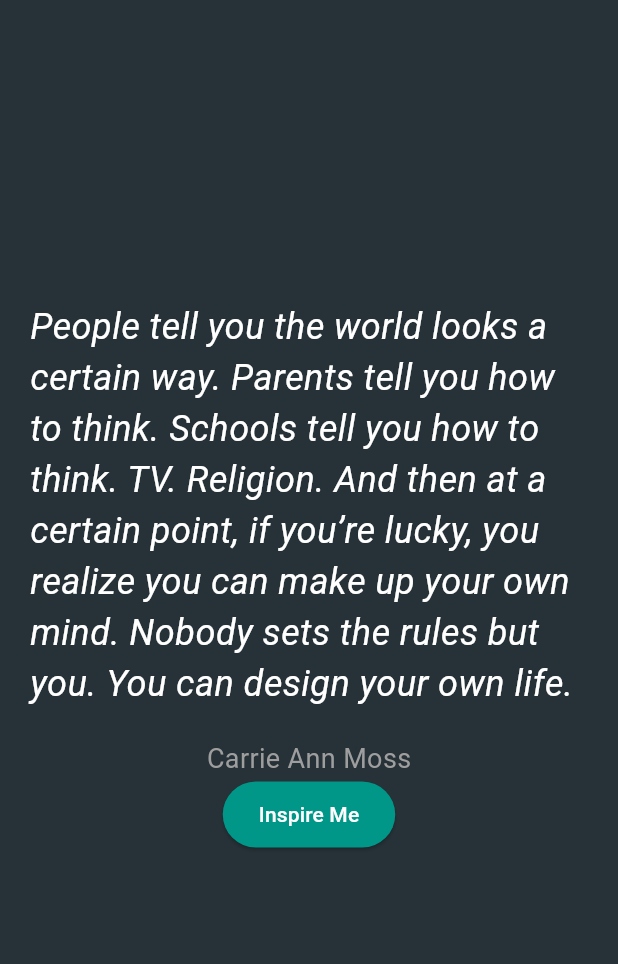
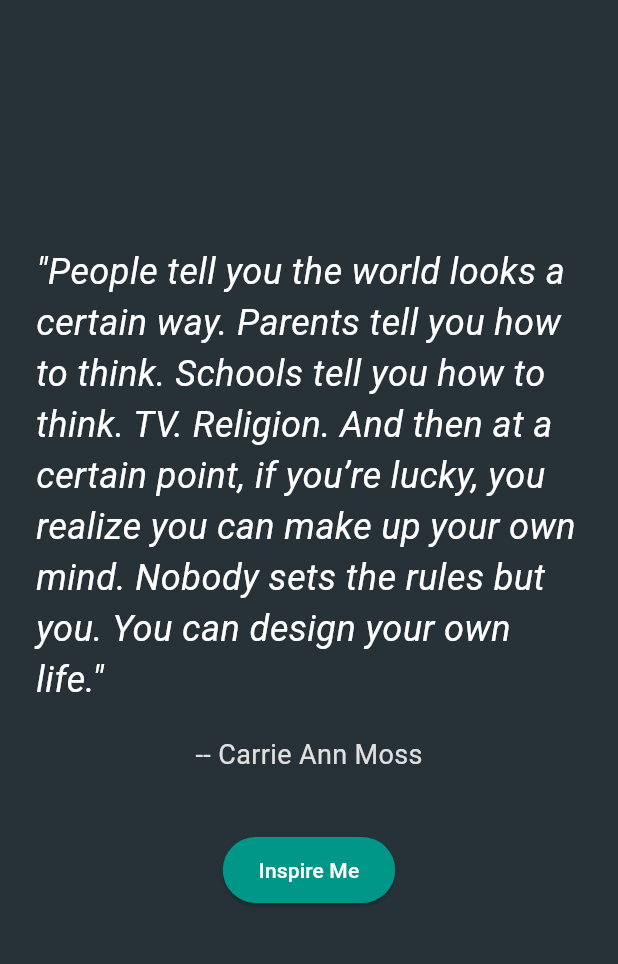
Before and after one commit to atulpremnarayan25/Flutter, a Flutter app: the screen it shows after launch, after a tap on "Inspire Me", on a phone screen of 412 x 824 dp, the part 84-1048 px from its top. Run offline on Flutter 3.47's test engine with Material 3 defaults, Android fonts, the phone set to English and light mode, and no system bars.

Commit message:
some salt sprinkle changes in quote app

```diff
--- a/quote_generator/lib/QuoteApp.dart
+++ b/quote_generator/lib/QuoteApp.dart
@@ -7,7 +7,8 @@ class QuoteApp extends StatelessWidget{
   Widget build(BuildContext context){
     return MaterialApp(
       title: "Random Quote Generator",
-      home: Quotescreen(),
+      debugShowCheckedModeBanner: false,
+      home: const Quotescreen(),
     );
   }
 
--- a/quote_generator/lib/Screens/QuoteScreen.dart
+++ b/quote_generator/lib/Screens/QuoteScreen.dart
@@ -13,46 +13,50 @@ class Quotescreen extends StatefulWidget{
 class _QuoteScreenState extends State<Quotescreen>{
   int currentIndex=0;
   var random = Random();
+  void _inspireMe(){
+    setState((){
+        //logic
+        currentIndex = random.nextInt(quotes.length);
+      });
+  }
   @override
   Widget build(BuildContext context) {
     return Scaffold(
       backgroundColor: Colors.blueGrey[900],
       appBar: AppBar(
         backgroundColor: Colors.black,
-        title: Text("Random Quote Generator", style: TextStyle(color: Colors.white),)
+        title: const Text("Random Quote Generator", style: TextStyle(color: Colors.white),)
         ,),
-        body: Padding(padding: const EdgeInsets.all(20.0),
+        body: Padding(padding: const EdgeInsets.all(24.0),
+        child: Center(
           child: Column(
             mainAxisAlignment: MainAxisAlignment.center,
             children: [
               Text(
-              quotes[currentIndex]["quote"]!,
-              style: TextStyle(
+                '"${quotes[currentIndex]["quote"]!}"',
+                style: const TextStyle(
                   color: Colors.white,
                   fontSize: 24,
                   fontStyle: FontStyle.italic,
                 ),
               ),
-            SizedBox(height: 20),
+              const SizedBox(height: 20),
               Text(
-              quotes[currentIndex]["author"]!,
-              style: TextStyle(color: Colors.grey, fontSize: 18),
+                '-- ${quotes[currentIndex]["author"]!}',
+                style: TextStyle(color: Colors.grey[300], fontSize: 18),
               ),
+              const SizedBox(height: 40),
               ElevatedButton(
                 style: ElevatedButton.styleFrom(
                   backgroundColor: Colors.teal,
                   foregroundColor: Colors.white,
                   padding: EdgeInsets.symmetric(horizontal: 24, vertical: 12),
                 ),
-              onPressed: () {
-                setState((){
-                  //logic
-                  currentIndex = random.nextInt(quotes.length);
-                });
-              },
-              child: Text("Inspire Me"),
+                onPressed: _inspireMe,
+                child: const Text("Inspire Me"),
               )
             ],
+          ),
         ),
         ),
     );
```
Lines whose indentation alone changed are shown as unchanged.
